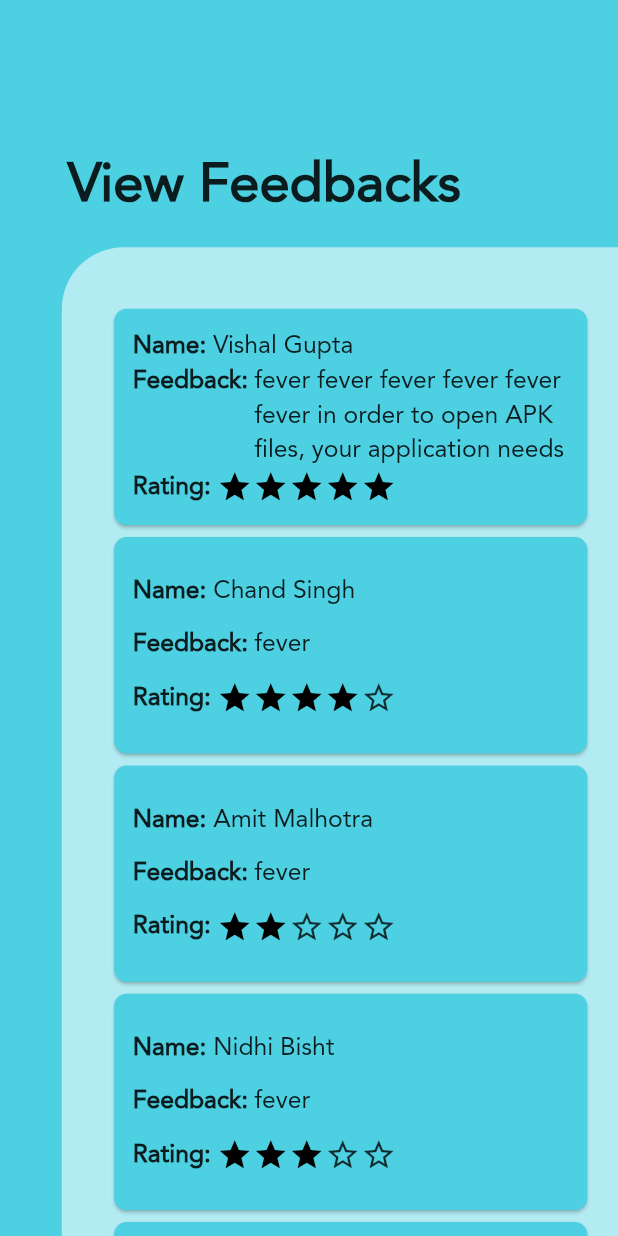
After one commit to vishal-zx/LNM-Medical-Dispensary-Flutter, a Flutter app: the ViewFeedbacks screen opened by its route, on a phone screen of 412 x 824 dp. The commit adds this screen. Run offline on Flutter 3.47's test engine with Material 2 defaults, Android fonts, the phone set to English and light mode, and no system bars; our stand-ins replace firebase_core, page_transition, shared_preferences; missing offline and left inert: flutter_downloader, search_choices; accounts and stored records are empty.

Commit message:
view Feedback ui done

```diff
--- a/lib/main.dart
+++ b/lib/main.dart
@@ -5,6 +5,7 @@ import 'package:lnm_medical_dispensary/pages/doctor/give_treatment.dart';
 import 'package:lnm_medical_dispensary/pages/doctor/home.dart';
 import 'package:lnm_medical_dispensary/pages/doctor/profile.dart';
 import 'package:lnm_medical_dispensary/pages/doctor/view_appointments.dart';
+import 'package:lnm_medical_dispensary/pages/doctor/view_feedbacks.dart';
 import 'package:lnm_medical_dispensary/pages/doctor/view_medical_cert_request.dart';
 import 'package:lnm_medical_dispensary/pages/doctor/view_pat_history.dart';
 import 'package:lnm_medical_dispensary/pages/login.dart';
@@ -115,6 +116,7 @@ class _MyAppState extends State<MyApp> {
         MyRoutes.viewPatHis: (context) => const ViewPatHis(),
         MyRoutes.viewCertificateRequests: (context) => const MedCertReqs(),
         MyRoutes.doctorProfile: (context) => const DoctorProfile(),
+        MyRoutes.viewFeedbacks: (context) => const ViewFeedbacks(),
       },
     );
   }
--- a/lib/pages/doctor/home.dart
+++ b/lib/pages/doctor/home.dart
@@ -7,9 +7,9 @@ import 'package:flutter/widgets.dart';
 import 'package:lnm_medical_dispensary/pages/doctor/give_treatment.dart';
 import 'package:lnm_medical_dispensary/pages/doctor/profile.dart';
 import 'package:lnm_medical_dispensary/pages/doctor/view_appointments.dart';
+import 'package:lnm_medical_dispensary/pages/doctor/view_feedbacks.dart';
 import 'package:lnm_medical_dispensary/pages/doctor/view_medical_cert_request.dart';
 import 'package:lnm_medical_dispensary/pages/doctor/view_pat_history.dart';
-import 'package:lnm_medical_dispensary/pages/patient/submit_feedback.dart';
 import 'package:page_transition/page_transition.dart';
 
 class DoctorHome extends StatefulWidget {
@@ -84,7 +84,7 @@ class _DoctorHomeState extends State<DoctorHome> {
       {'View Patient History': const ViewPatHis()},
       {'View Medical\nCertificates Requests': const MedCertReqs()},
       {'Update Profile': const DoctorProfile()},
-      {'View Feedbacks': const SubmitFeedback()},
+      {'View Feedbacks': const ViewFeedbacks()},
       {'Logout': logout(context, mqh)},
     ];
     return GestureDetector(
--- /dev/null
+++ b/lib/pages/doctor/view_feedbacks.dart
@@ -0,0 +1,240 @@
+import 'dart:core';
+import 'dart:ui';
+import 'package:flutter/material.dart';
+import 'package:flutter/rendering.dart';
+import 'package:flutter/widgets.dart';
+
+
+class ViewFeedbacks extends StatefulWidget {
+  const ViewFeedbacks({ Key? key }) : super(key: key);
+
+  @override
+  _ViewFeedbacksState createState() => _ViewFeedbacksState();
+}
+
+class Feedback{
+  String patient = "";
+  String feedback = "";
+  num star;
+
+  Feedback(this.patient, this.feedback, this.star);
+}
+
+class _ViewFeedbacksState extends State<ViewFeedbacks> {
+  final formKey = GlobalKey<FormState>();
+  List<bool> stars = [];
+
+  List<Feedback> feedback = [
+      Feedback('Vishal Gupta', 'fever fever fever fever fever fever in order to open APK files, your application needs', 5),
+      Feedback('Chand Singh', 'fever', 4),
+      Feedback('Amit Malhotra', 'fever', 2),
+      Feedback('Nidhi Bisht', 'fever', 3),
+      Feedback('Vishal Gupta', 'fever', 1),
+      Feedback('Chand Singh', 'fever', 3),
+      Feedback('Amit Malhotra', 'fever in order to open APK files, your application needs', 5),
+      Feedback('Nidhi Bisht', 'fever', 2),
+      Feedback('Vishal Gupta', 'fever', 3),
+      Feedback('Chand Singh', 'fever', 3),
+      Feedback('Amit Malhotra', 'fever', 1),
+      Feedback('Nidhi Bisht', 'fever', 1),
+      Feedback('Vishal Gupta', 'fever', 4),
+  ];
+
+  @override
+  void initState(){
+    super.initState();
+  }
+
+  @override
+  Widget build(BuildContext context) {
+    var mqh = MediaQuery.of(context).size.height;
+    var mqw = MediaQuery.of(context).size.width;
+    return GestureDetector(
+      onTap: () => FocusManager.instance.primaryFocus?.unfocus(),
+      child: Scaffold(
+        backgroundColor: Colors.cyan[300],
+        body: SafeArea(
+          child: SingleChildScrollView( // REMEMBER TO REMOVE THIS WIDGET
+            child: Container(
+              alignment: Alignment.bottomRight,
+              height: mqh-MediaQuery.of(context).padding.top,
+              width: mqw,
+              child: Column(
+                crossAxisAlignment: CrossAxisAlignment.center,
+                mainAxisSize: MainAxisSize.max,
+                mainAxisAlignment: MainAxisAlignment.end,
+                children: [
+                  Container(
+                    alignment: Alignment.topLeft,
+                    padding: EdgeInsets.only(left:mqw*0.11),
+                    child: Text(
+                      "View Feedbacks",
+                      style:TextStyle(
+                        fontSize: mqh*0.044,
+                        fontWeight: FontWeight.bold,
+                        color: Colors.black87,
+                      )
+                    )
+                  ),
+                  SizedBox(
+                    height:mqh*0.02
+                  ),
+                  Container(
+                    alignment: Alignment.bottomRight,
+                    child: Stack(
+                      clipBehavior: Clip.none,
+                      children: [
+                        Container(
+                          decoration: BoxDecoration(
+                            color: Colors.cyan[100],
+                            borderRadius: BorderRadius.only(
+                              topLeft: Radius.circular(mqh*0.05),
+                            )
+                          ),
+                          alignment: Alignment.bottomRight,
+                          width: mqw*0.9,
+                          height: mqh*0.8,
+                          child: SizedBox(
+                            width: mqw*0.88,
+                            height: mqh*0.755,
+                            child: SingleChildScrollView(
+                              child: Column(
+                                children:[
+                                  Container(
+                                    padding: EdgeInsets.only(left:mqw*0.035, right:mqw*0.02),
+                                    width: mqw*0.84,
+                                    height: mqh*0.755,
+                                    child: ListView.builder(
+                                      physics: const BouncingScrollPhysics(),
+                                      itemCount: feedback.length,
+                                      itemBuilder: (context, index){
+                                        return SizedBox(
+                                          child: Card(
+                                            shape: RoundedRectangleBorder(
+                                              borderRadius: BorderRadius.circular(mqh*0.01)
+                                            ),
+                                            color: Colors.cyan.shade300,
+                                            child: Column(
+                                              mainAxisAlignment: MainAxisAlignment.start,
+                                              crossAxisAlignment: CrossAxisAlignment.start,
+                                              children: [
+                                                Container(
+                                                  padding: EdgeInsets.all(mqw*0.03),
+                                                  height: mqh*0.175,
+                                                  decoration: BoxDecoration(
+                                                    borderRadius: BorderRadius.only(
+                                                      topLeft: Radius.circular(mqh*0.01),
+                                                      bottomLeft: Radius.circular(mqh*0.01),
+                                                    )
+                                                  ),
+                                                  alignment: Alignment.centerLeft,
+                                                  child: Column(
+                                                    mainAxisAlignment: MainAxisAlignment.spaceEvenly,
+                                                    children: [
+                                                      Row(
+                                                        children: [
+                                                          Text(
+                                                            "Name:",
+                                                            textAlign: TextAlign.center,
+                                                            style:TextStyle(
+                                                              fontSize: mqw*0.04,
+                                                              fontWeight: FontWeight.bold,
+                                                              color: Colors.black87,
+                                                            )
+                                                          ),
+                                                          Flexible(
+                                                            child: Text(
+                                                              " "+ feedback[index].patient,
+                                                              textAlign: TextAlign.left,
+                                                              overflow: TextOverflow.ellipsis,
+                                                              softWrap:false,
+                                                              maxLines: 1,
+                                                              style:TextStyle(
+                                                                fontSize: mqw*0.04,
+                                                                color: Colors.black87,
+                                                              )
+                                                            ),
+                                                          ),
+                                                        ],
+                                                      ),
+                                                      Row(
+                                                        crossAxisAlignment: CrossAxisAlignment.start,
+                                                        children: [
+                                                          Text(
+                                                            "Feedback:",
+                                                            textAlign: TextAlign.center,
+                                                            style:TextStyle(
+                                                              fontSize: mqw*0.04,
+                                                              fontWeight: FontWeight.bold,
+                                                              color: Colors.black87,
+                                                            )
+                                                          ),
+                                                          SizedBox(
+                                                            width:mqw*0.01
+                                                          ),
+                                                          Flexible(
+                                                            child: Text(
+                                                              feedback[index].feedback,
+                                                              textAlign: TextAlign.left,
+                                                              overflow: TextOverflow.ellipsis,
+                                                              softWrap:false,
+                                                              maxLines: 5,
+                                                              style:TextStyle(
+                                                                fontSize: mqw*0.04,
+                                                                color: Colors.black87,
+                                                              )
+                                                            ),
+                                                          ),
+                                                        ],
+                                                      ),
+                                                      Row(
+                                                        children: [
+                                                          Text(
+                                                            "Rating:",
+                                                            textAlign: TextAlign.center,
+                                                            style:TextStyle(
+                                                              fontSize: mqw*0.04,
+                                                              fontWeight: FontWeight.bold,
+                                                              color: Colors.black87,
+                                                            )
+                                                          ),
+                                                          Row(
+                                                            mainAxisAlignment: MainAxisAlignment.center,
+                                                            children: [
+                                                              const Text(" "),
+                                                              for(var i=0;i<feedback[index].star;i++)
+                                                              const Icon(Icons.star, color: Colors.black),
+                                                              for(var i=feedback[index].star;i<5;i++)
+                                                              Icon(Icons.star_border, color: Colors.black.withAlpha(200)),
+                                                            ],
+                                                          ),
+                                                        ],
+                                                      ),
+                                                    ],
+                                                  ),
+                                                ),
+
+                                              ],
+                                            ),
+                                          )
+                                        );
+                                      }
+                                    ),
+                                  ),
+                                ]
+                              )
+                            ),
+                          ),
+                        ),
+                      ],
+                    ),
+                  ),
+                ],
+              ),
+            ),
+          ),
+        )
+      ),
+    );
+  }
+}
--- a/lib/utils/routes.dart
+++ b/lib/utils/routes.dart
@@ -15,4 +15,5 @@ class MyRoutes {
   static String viewPatHis = "/viewPatientHistory";
   static String viewCertificateRequests = "/viewCertificateRequests";
   static String doctorProfile = "/doctorProfile";
+  static String viewFeedbacks = "/viewFeedbacks";
 }
```
